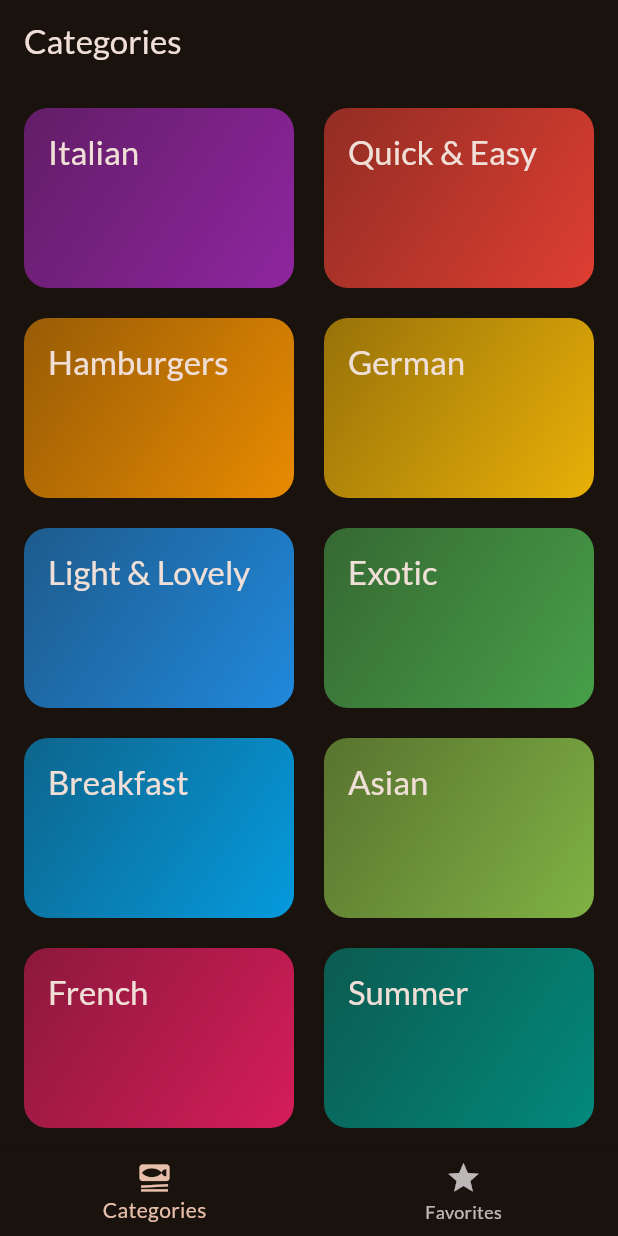
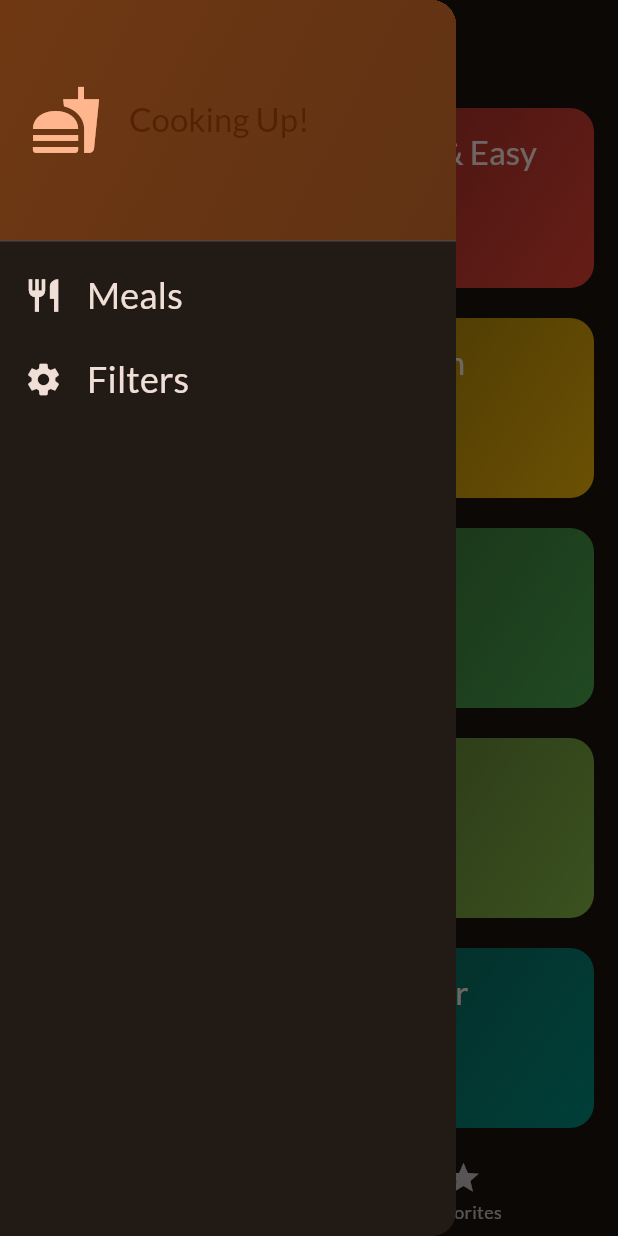
Before and after one commit to Joexwilly/meals, a Flutter app: the screen it shows after launch, with the side drawer open (before the commit the screen has no drawer), on a phone screen of 412 x 824 dp. Run offline on Flutter 3.47's test engine with Material 2 defaults, Android fonts, the phone set to English and light mode, and no system bars; our stand-ins replace google_fonts, transparent_image.

Commit message:
added side menu drawer

```diff
--- a/lib/screens/tabs.dart
+++ b/lib/screens/tabs.dart
@@ -2,6 +2,7 @@ import 'package:flutter/material.dart';
 import 'package:meals/models/meal.dart';
 import 'package:meals/screens/categories.dart';
 import 'package:meals/screens/meals.dart';
+import 'package:meals/widgets/main_drawer.dart';
 
 class TabsScreen extends StatefulWidget {
   const TabsScreen({super.key});
@@ -66,6 +67,7 @@ class _TabsScreenState extends State<TabsScreen> {
       appBar: AppBar(
         title: Text(activePageTitle),
       ),
+      drawer: const MainDrawer(),
       body: activePage,
       bottomNavigationBar: BottomNavigationBar(
           onTap: _selectPage,
--- /dev/null
+++ b/lib/widgets/main_drawer.dart
@@ -0,0 +1,77 @@
+import 'package:flutter/material.dart';
+
+class MainDrawer extends StatelessWidget {
+  const MainDrawer({super.key});
+
+  @override
+  Widget build(BuildContext context) {
+    return Drawer(
+      child: Column(
+        children: [
+          DrawerHeader(
+            padding: const EdgeInsets.all(20),
+            decoration: BoxDecoration(
+              gradient: LinearGradient(
+                colors: [
+                  Theme.of(context).colorScheme.primaryContainer,
+                  Theme.of(context)
+                      .colorScheme
+                      .primaryContainer
+                      .withOpacity(0.8)
+                ],
+                begin: Alignment.topLeft,
+                end: Alignment.bottomRight,
+              ),
+            ),
+            child: Row(
+              children: [
+                Icon(
+                  Icons.fastfood,
+                  size: 48,
+                  color: Theme.of(context).colorScheme.primary,
+                ),
+                const SizedBox(width: 18),
+                Text(
+                  'Cooking Up!',
+                  style: Theme.of(context).textTheme.titleLarge!.copyWith(
+                        color: Theme.of(context).colorScheme.onPrimary,
+                      ),
+                ),
+              ],
+            ),
+          ),
+          ListTile(
+            leading: Icon(
+              Icons.restaurant,
+              size: 26,
+              color: Theme.of(context).colorScheme.onBackground,
+            ),
+            title: Text(
+              'Meals',
+              style: Theme.of(context).textTheme.titleSmall!.copyWith(
+                    color: Theme.of(context).colorScheme.onBackground,
+                    fontSize: 24,
+                  ),
+            ),
+            onTap: () {},
+          ),
+          ListTile(
+            leading: Icon(
+              Icons.settings,
+              size: 26,
+              color: Theme.of(context).colorScheme.onBackground,
+            ),
+            title: Text(
+              'Filters',
+              style: Theme.of(context).textTheme.titleSmall!.copyWith(
+                    color: Theme.of(context).colorScheme.onBackground,
+                    fontSize: 24,
+                  ),
+            ),
+            onTap: () {},
+          ),
+        ],
+      ),
+    );
+  }
+}
```
